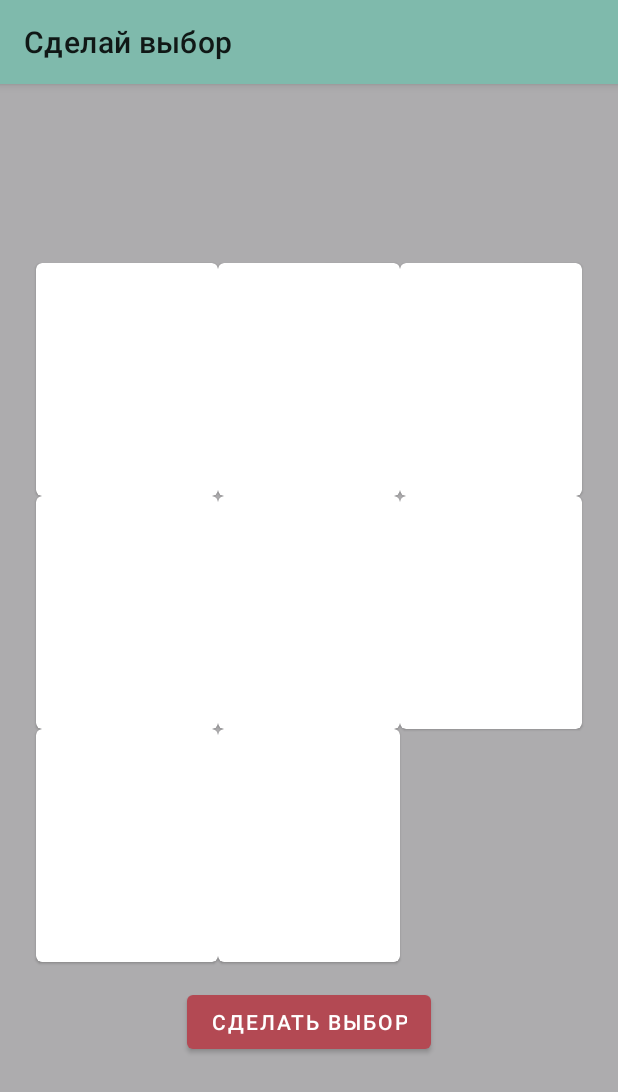
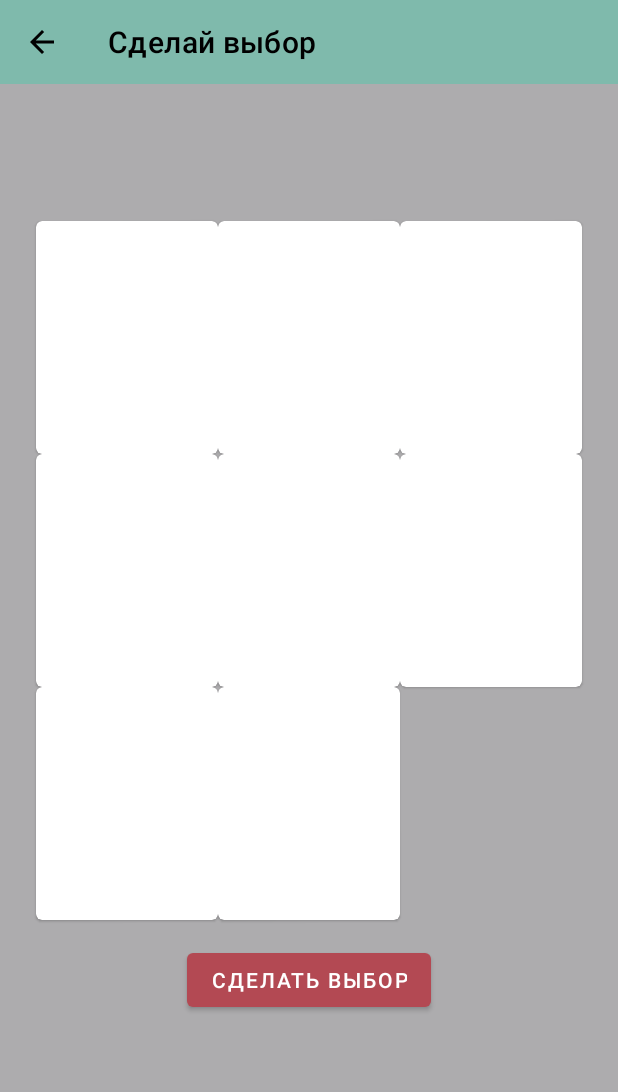
Before and after one commit to maria-93/makechoice, an Android app: the MakeChoiceFragment screen opened through its navigation route, on a phone screen of 412 x 824 dp. Shown: the top 1092 px of the screen. Run offline under Robolectric (Android 15) with nearby library versions, the phone set to English and light mode, and no system bars; our stand-ins replace Dagger/Hilt's generated code, Picasso, data binding; pictures from the network do not load; 5 statements that could not run were skipped.

Commit message:
Implemented back navigation on the action bar in MakeChoice Fragment.

```diff
--- a/app/src/main/java/ru/kesva/makechoice/ui/viewmodel/MakeChoiceViewModel.kt
+++ b/app/src/main/java/ru/kesva/makechoice/ui/viewmodel/MakeChoiceViewModel.kt
@@ -29,11 +29,7 @@
         return cache.cardList
     }
 
-    fun playAgain() {
-        _playAgainButtonClicked.value = Event(Unit)
-    }
-
-    fun startOver() {
+    fun createNewList() {
         _startOverButtonClicked.value = Event(Unit)
     }
 
--- /dev/null
+++ b/app/src/main/res/drawable/ic_back.xml
@@ -0,0 +1,5 @@
+<vector android:autoMirrored="true" android:height="24dp"
+    android:tint="#000000" android:viewportHeight="24"
+    android:viewportWidth="24" android:width="24dp" xmlns:android="http://schemas.android.com/apk/res/android">
+    <path android:fillColor="@android:color/white" android:pathData="M20,11H7.83l5.59,-5.59L12,4l-8,8 8,8 1.41,-1.41L7.83,13H20v-2z"/>
+</vector>
--- a/app/src/main/res/layout/fragment_make_choice.xml
+++ b/app/src/main/res/layout/fragment_make_choice.xml
@@ -18,6 +18,18 @@
         android:background="#ADACAE"
         android:clipChildren="false"
         android:clipToPadding="false">
+
+        <com.google.android.material.appbar.MaterialToolbar
+            android:id="@+id/toolbar"
+            app:title="@string/app_name"
+            android:layout_width="match_parent"
+            android:layout_height="wrap_content"
+            android:background="@color/colorPrimary"
+            app:titleTextColor="?attr/colorOnSurface"
+            app:navigationIcon="@drawable/ic_back"
+            app:layout_constraintStart_toStartOf="parent"
+            app:layout_constraintTop_toTopOf="parent"
+            app:layout_constraintEnd_toEndOf="parent"/>
 
         <ru.kesva.makechoice.ui.customlayout.AnimatedGridLayout
             android:id="@+id/animatedGridLayout"
@@ -109,33 +121,21 @@
             app:layout_constraintTop_toBottomOf="@+id/animatedGridLayout" />
 
         <Button
-            android:id="@+id/playAgainButton"
+            android:id="@+id/newListButton"
             android:layout_width="wrap_content"
             android:layout_height="wrap_content"
             android:alpha="0"
             android:enabled="false"
-            android:onClick="@{() -> viewModel.playAgain()}"
-            android:text="@string/button_play_again"
-            android:theme="@style/CommonButtonTheme"
-            app:layout_constraintBottom_toTopOf="@+id/startOverButton"
-            app:layout_constraintEnd_toEndOf="@+id/startOverButton"
-            app:layout_constraintStart_toStartOf="@+id/startOverButton" />
-
-        <Button
-            android:id="@+id/startOverButton"
-            android:layout_width="wrap_content"
-            android:layout_height="wrap_content"
-            android:alpha="0"
-            android:enabled="false"
-            android:onClick="@{() -> viewModel.startOver()}"
-            android:text="@string/button_start_over"
+            android:onClick="@{() -> viewModel.createNewList()}"
+            android:text="@string/button_new_list"
             android:theme="@style/CommonButtonTheme"
             android:layout_marginStart="24dp"
             android:layout_marginEnd="24dp"
             android:layout_marginBottom="12dp"
             app:layout_constraintBottom_toBottomOf="parent"
             app:layout_constraintEnd_toEndOf="parent"
-            app:layout_constraintStart_toStartOf="parent" />
+            app:layout_constraintStart_toStartOf="parent"
+            app:layout_constraintTop_toTopOf="@id/startAnimationButton"/>
 
     </androidx.constraintlayout.widget.ConstraintLayout>
 </layout>
--- a/app/src/main/res/values/styles.xml
+++ b/app/src/main/res/values/styles.xml
@@ -1,6 +1,6 @@
 <resources>
 
-    <style name="AppTheme" parent="Theme.MaterialComponents.Light">
+    <style name="AppTheme" parent="Theme.MaterialComponents.Light.NoActionBar">
         <!-- Customize your theme here. -->
         <item name="colorPrimary">@color/colorPrimary</item>
         <item name="colorPrimaryDark">@color/colorPrimaryDark</item>
```
Also changed, not shown: app/src/main/java/ru/kesva/makechoice/ui/makechoicefragment/MakeChoiceFragment.kt (+7 -4 lines), app/src/main/res/layout/fragment_welcome.xml (+13 -2 lines).
